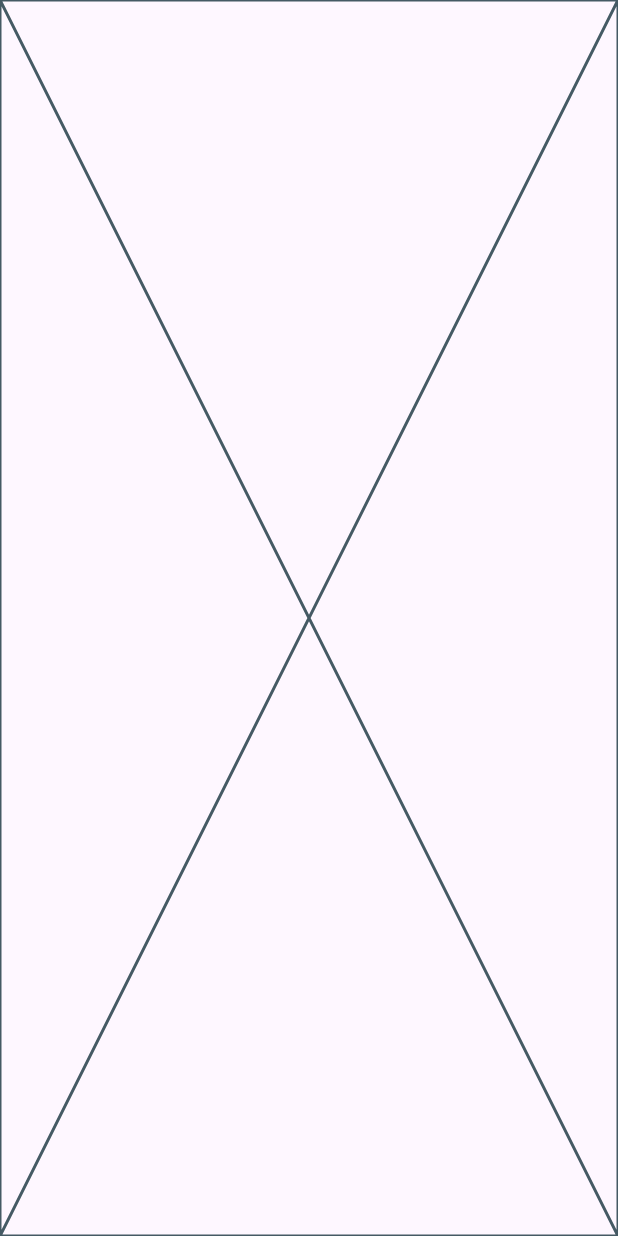
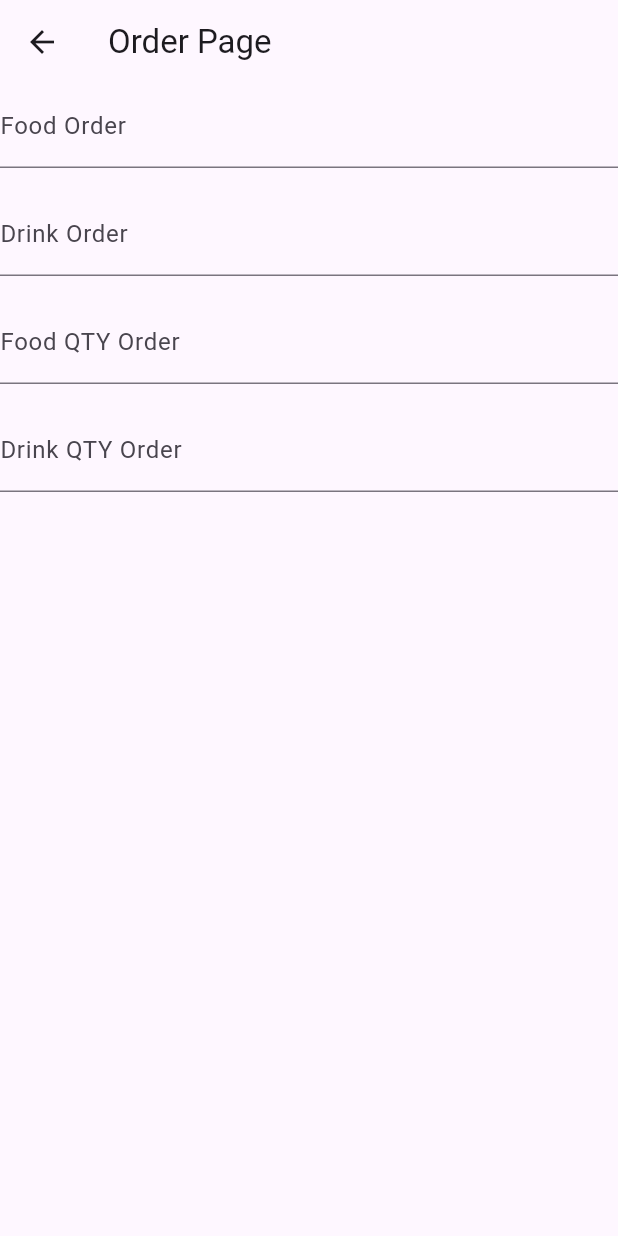
Before and after one commit to nadiacahyadewi/20220140001_act4, a Flutter app: the OrderPage screen opened directly, on a phone screen of 412 x 824 dp. Run offline on Flutter 3.47's test engine with Material 3 defaults, Android fonts, the phone set to English and light mode, and no system bars.

```diff
--- a/lib/presentation/order_page.dart
+++ b/lib/presentation/order_page.dart
@@ -25,6 +25,57 @@ class _OrderPageState extends State<OrderPage> {
 
   @override
   Widget build(BuildContext context) {
-    return const Placeholder();
+    final _formKey = GlobalKey<FormState>();
+    return Scaffold(
+      appBar: AppBar(title: Text('Order Page')),
+      body: Form(
+        key: _formKey,
+        child: Column(
+          spacing: 16,
+          children: [
+            TextFormField(
+              controller: makananController,
+              decoration: const InputDecoration(labelText: 'Food Order'),
+              validator: (value){
+                if (value == null || value.isEmpty){
+                  return 'Please enter your food order';
+                }
+                return null;
+              },
+            ),
+            TextFormField(
+              controller: minumanController,
+              decoration: const InputDecoration(labelText: 'Drink Order' ),
+              validator: (value){
+                if (value == null || value.isEmpty){
+                  return 'Please enter your drink order';
+                }
+                return null;
+              },
+            ),
+            TextFormField(
+              controller: jumlahMakananController,
+              decoration: const InputDecoration(labelText: 'Food QTY Order' ),
+              validator: (value){
+                if (value == null || value.isEmpty){
+                  return 'Please enter your qty of food order';
+                }
+                return null;
+              },
+            ),
+            TextFormField(
+              controller: jumlahMinumanController,
+              decoration: const InputDecoration(labelText: 'Drink QTY Order' ),
+              validator: (value){
+                if (value == null || value.isEmpty){
+                  return 'Please enter your qty of drink order';
+                }
+                return null;
+              },
+            ),
+          ],
+        )
+      ),
+    );
   }
 }
```
